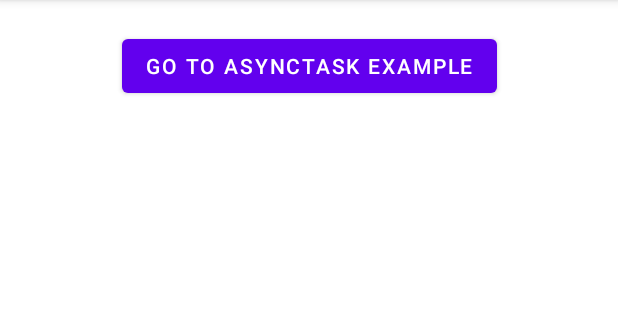
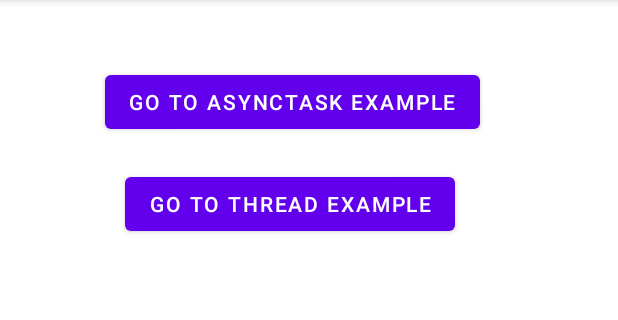
Before and after one commit to YuraTal/AsyncExample, an Android app: the screen it shows after launch (MainActivity), on a phone screen of 412 x 824 dp, the part 84-404 px from its top. Run offline under Robolectric (Android 15) with nearby library versions, the phone set to English and light mode, and no system bars.

Commit message:
Started ThreadExample

```diff
--- a/app/src/main/AndroidManifest.xml
+++ b/app/src/main/AndroidManifest.xml
@@ -14,6 +14,9 @@
         android:theme="@style/Theme.AsyncExample"
         tools:targetApi="31">
         <activity
+            android:name=".ThreadExample"
+            android:exported="false" />
+        <activity
             android:name=".AsyncTaskExample"
             android:exported="false" />
         <activity
--- a/app/src/main/res/layout/activity_main.xml
+++ b/app/src/main/res/layout/activity_main.xml
@@ -10,11 +10,24 @@
         android:id="@+id/asynctask"
         android:layout_width="wrap_content"
         android:layout_height="wrap_content"
-        android:layout_marginTop="@dimen/margin_top_for_buttons"
+        android:layout_marginTop="44dp"
         android:onClick="buttomClick"
         android:text="@string/go_to_asynctask_example"
         app:layout_constraintEnd_toEndOf="parent"
+        app:layout_constraintHorizontal_bias="0.433"
         app:layout_constraintStart_toStartOf="parent"
         app:layout_constraintTop_toTopOf="parent" />
 
+    <Button
+        android:id="@+id/thread"
+        android:layout_width="wrap_content"
+        android:layout_height="wrap_content"
+        android:layout_marginTop="@dimen/margin_top_for_buttons"
+        android:onClick="buttomClick"
+        android:text="@string/go_to_thread_example"
+        app:layout_constraintEnd_toEndOf="parent"
+        app:layout_constraintHorizontal_bias="0.433"
+        app:layout_constraintStart_toStartOf="parent"
+        app:layout_constraintTop_toBottomOf="@+id/asynctask" />
+
 </androidx.constraintlayout.widget.ConstraintLayout>
--- a/app/src/main/res/values/strings.xml
+++ b/app/src/main/res/values/strings.xml
@@ -2,4 +2,5 @@
     <string name="app_name">AsyncExample</string>
     <string name="go_to_asynctask_example">go to asynctask example</string>
     <string name="start_text">ЗАПУСКАЕМ</string>
+    <string name="go_to_thread_example">go to thread example</string>
 </resources>
```
Also changed, not shown: app/src/main/java/ru/synergy/asyncexample/MainActivity.java (+8 -1 lines), app/src/main/java/ru/synergy/asyncexample/ThreadExample.java (added, +14 -0 lines), app/src/main/res/layout/activity_thead_example.xml (added, +9 -0 lines).
